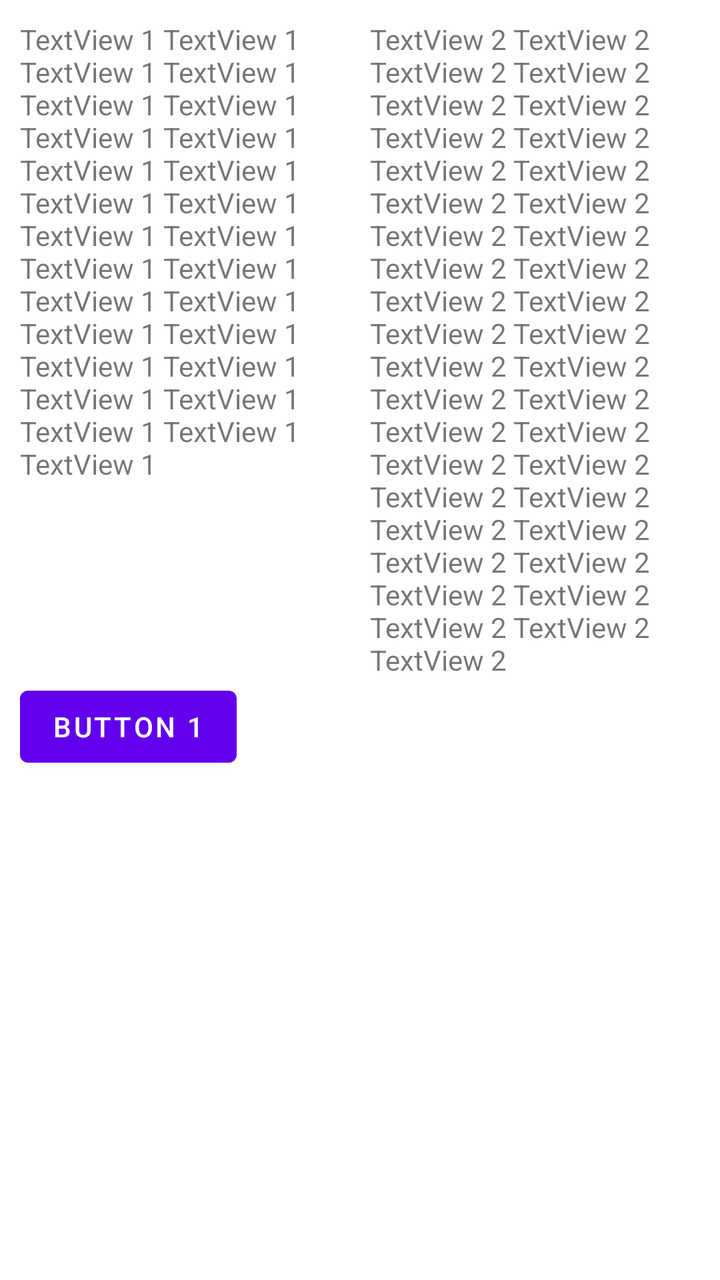
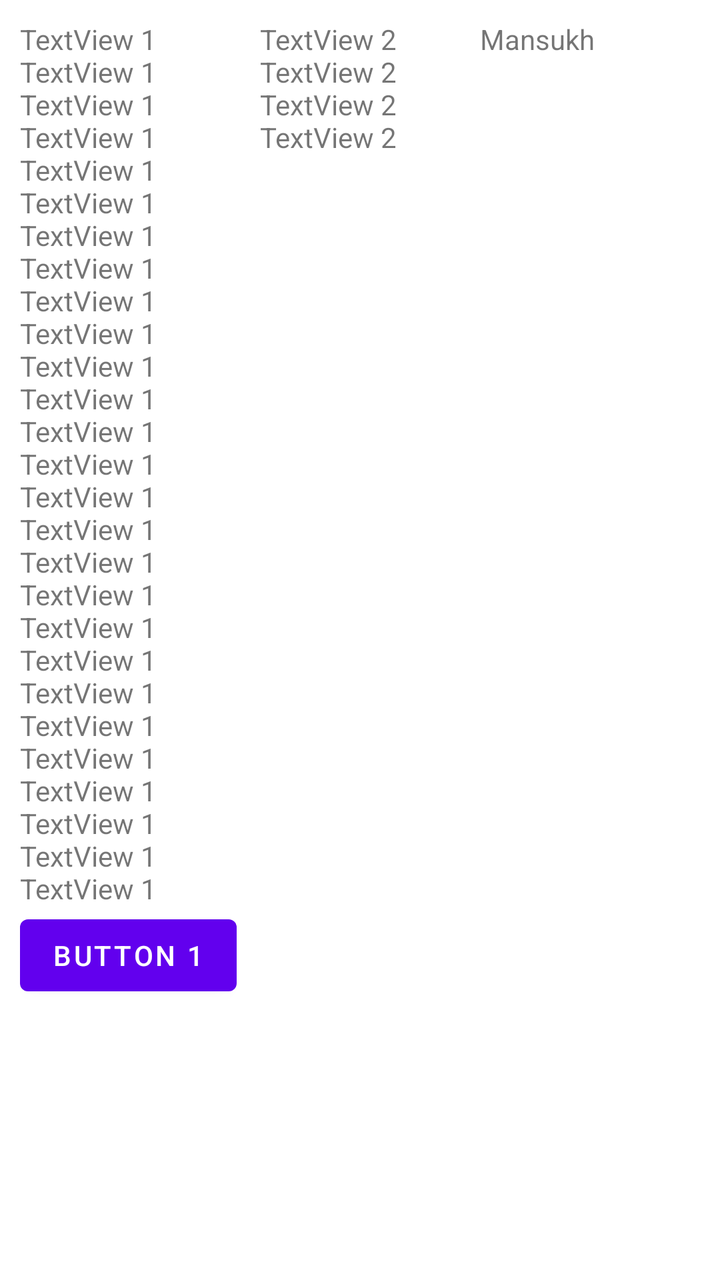

Before-and-after screenshots of an Android layout around one commit, followed by the original layout XML and the change that was made.
<!-- AndroidManifest.xml: application theme Theme.AndroidWithKotlin -->
<!-- res/layout/activity_barrier.xml -->
<?xml version="1.0" encoding="utf-8"?>
<androidx.constraintlayout.widget.ConstraintLayout xmlns:android="http://schemas.android.com/apk/res/android"
    xmlns:app="http://schemas.android.com/apk/res-auto"
    xmlns:tools="http://schemas.android.com/tools"
    android:id="@+id/main"
    android:layout_width="match_parent"
    android:layout_height="match_parent"
    android:padding="10dp"
    tools:context=".AndroidWithKotlin.Barrier.Barrier">

    <androidx.constraintlayout.widget.Barrier
        android:id="@+id/barrier"
        android:layout_width="wrap_content"
        android:layout_height="wrap_content"
        app:barrierDirection="bottom"
        app:constraint_referenced_ids="textView2,textView"/>

    <TextView
        android:id="@+id/textView"
        android:layout_width="0dp"
        android:layout_height="0dp"
        android:text="TextView 1 TextView 1 TextView 1 TextView 1 TextView 1 TextView 1 TextView 1 TextView 1 TextView 1 TextView 1 TextView 1 TextView 1 TextView 1 TextView 1 TextView 1 TextView 1 TextView 1 TextView 1 TextView 1 TextView 1 TextView 1 TextView 1 TextView 1 TextView 1 TextView 1 TextView 1 TextView 1 "
        app:layout_constraintBottom_toTopOf="@id/barrier"
        app:layout_constraintEnd_toStartOf="@id/textView2"
        app:layout_constraintStart_toStartOf="parent"
        app:layout_constraintTop_toTopOf="parent" />

    <TextView
        android:id="@+id/textView2"
        android:layout_width="0dp"
        android:layout_height="wrap_content"
        android:layout_marginStart="10dp"
        android:gravity="top"
        app:layout_constraintBottom_toTopOf="@id/barrier"
        android:text="TextView 2 TextView 2 TextView 2 TextView 2 TextView 2 TextView 2 TextView 2 TextView 2 TextView 2 TextView 2 TextView 2 TextView 2 TextView 2 TextView 2 TextView 2 TextView 2 TextView 2 TextView 2 TextView 2 TextView 2 TextView 2 TextView 2 TextView 2 TextView 2 TextView 2 TextView 2 TextView 2 TextView 2 TextView 2 TextView 2 TextView 2 TextView 2 TextView 2 TextView 2 TextView 2 TextView 2 TextView 2 TextView 2 TextView 2 "
        app:layout_constraintEnd_toEndOf="parent"
        app:layout_constraintStart_toEndOf="@id/textView"
        app:layout_constraintTop_toTopOf="parent" />

    <Button
        android:id="@+id/button"
        android:layout_width="wrap_content"
        android:layout_height="wrap_content"
        android:text="Button 1"
        app:layout_constraintStart_toStartOf="parent"
        app:layout_constraintTop_toBottomOf="@id/barrier" />


</androidx.constraintlayout.widget.ConstraintLayout>
<!-- resources referenced by this layout -->
<resources>
  <style name="Theme.AndroidWithKotlin" parent="Base.Theme.AndroidWithKotlin" />
  <style name="Base.Theme.AndroidWithKotlin" parent="Theme.MaterialComponents.DayNight.NoActionBar">
          
          
      </style>
</resources>

<!-- the commit's change to res/layout/activity_barrier.xml (unified diff, before → after) -->
@@ -13,12 +13,12 @@
         android:layout_width="wrap_content"
         android:layout_height="wrap_content"
         app:barrierDirection="bottom"
-        app:constraint_referenced_ids="textView2,textView"/>
+        app:constraint_referenced_ids="textView2,textView,textView3"/>
 
     <TextView
         android:id="@+id/textView"
         android:layout_width="0dp"
-        android:layout_height="0dp"
+        android:layout_height="wrap_content"
         android:text="TextView 1 TextView 1 TextView 1 TextView 1 TextView 1 TextView 1 TextView 1 TextView 1 TextView 1 TextView 1 TextView 1 TextView 1 TextView 1 TextView 1 TextView 1 TextView 1 TextView 1 TextView 1 TextView 1 TextView 1 TextView 1 TextView 1 TextView 1 TextView 1 TextView 1 TextView 1 TextView 1 "
         app:layout_constraintBottom_toTopOf="@id/barrier"
         app:layout_constraintEnd_toStartOf="@id/textView2"
@@ -28,14 +28,25 @@
     <TextView
         android:id="@+id/textView2"
         android:layout_width="0dp"
-        android:layout_height="wrap_content"
+        android:layout_height="0dp"
         android:layout_marginStart="10dp"
         android:gravity="top"
         app:layout_constraintBottom_toTopOf="@id/barrier"
-        android:text="TextView 2 TextView 2 TextView 2 TextView 2 TextView 2 TextView 2 TextView 2 TextView 2 TextView 2 TextView 2 TextView 2 TextView 2 TextView 2 TextView 2 TextView 2 TextView 2 TextView 2 TextView 2 TextView 2 TextView 2 TextView 2 TextView 2 TextView 2 TextView 2 TextView 2 TextView 2 TextView 2 TextView 2 TextView 2 TextView 2 TextView 2 TextView 2 TextView 2 TextView 2 TextView 2 TextView 2 TextView 2 TextView 2 TextView 2 "
-        app:layout_constraintEnd_toEndOf="parent"
+        android:text="TextView 2 TextView 2 TextView 2 TextView 2  "
+        app:layout_constraintEnd_toStartOf="@+id/textView3"
         app:layout_constraintStart_toEndOf="@id/textView"
         app:layout_constraintTop_toTopOf="parent" />
+
+    <TextView
+        android:id="@+id/textView3"
+        android:layout_width="0dp"
+        android:layout_height="0dp"
+        android:text="Mansukh"
+        app:layout_constraintBottom_toTopOf="@id/barrier"
+        app:layout_constraintStart_toEndOf="@+id/textView2"
+        app:layout_constraintTop_toTopOf="parent"
+        app:layout_constraintEnd_toEndOf="parent"
+        />
 
     <Button
         android:id="@+id/button"
